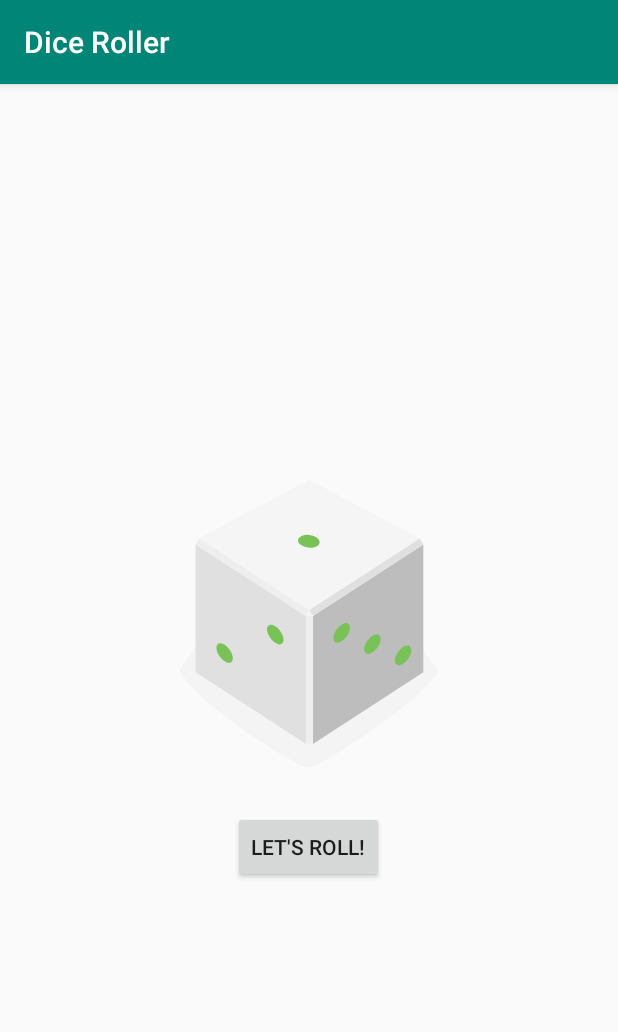
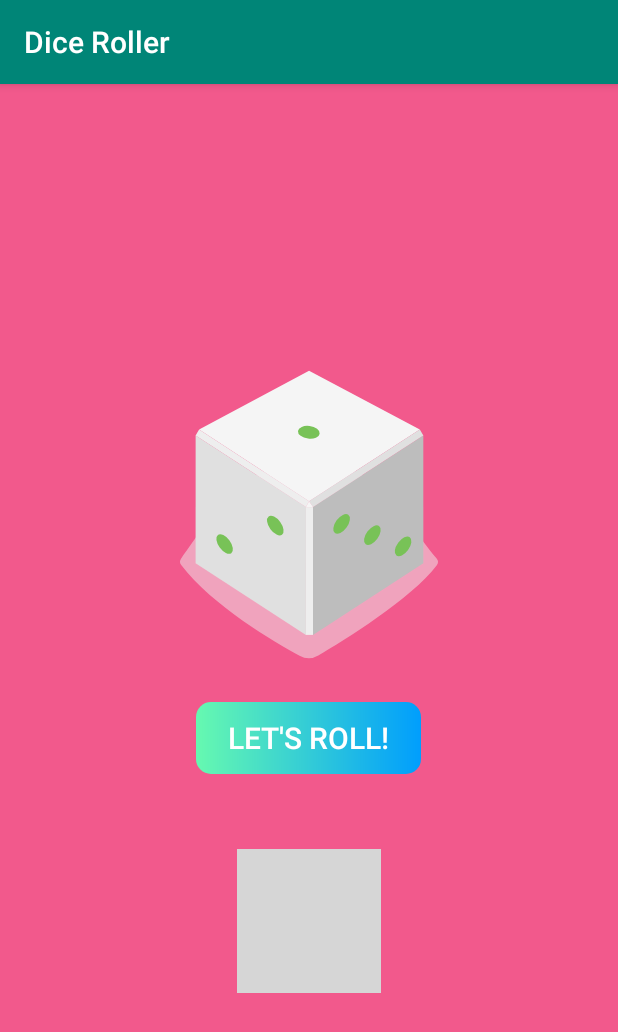
Before and after one commit to AntonellaMorittu/RollDice, an Android app: the screen it shows after launch (MainActivity), on a phone screen of 412 x 824 dp. Shown: the top 1032 px of the screen. Run offline under Robolectric (Android 15) with nearby library versions, the phone set to English and light mode, and no system bars; our stand-ins replace RxJava; libraries missing offline, so code that uses them is left out: com.jakewharton.rxbinding3; 2 statements that could not run were skipped; grey boxes are pictures that could not be loaded.

Commit message:
implement separation of concern

```diff
--- a/app/build.gradle
+++ b/app/build.gradle
@@ -20,11 +20,14 @@ android {
             proguardFiles getDefaultProguardFile('proguard-android-optimize.txt'), 'proguard-rules.pro'
         }
     }
+
 }
+
+
 
 dependencies {
     implementation fileTree(dir: 'libs', include: ['*.jar'])
-    implementation"org.jetbrains.kotlin:kotlin-stdlib-jdk7:$kotlin_version"
+    implementation "org.jetbrains.kotlin:kotlin-stdlib-jdk7:$kotlin_version"
     implementation 'androidx.appcompat:appcompat:1.0.0'
     implementation 'androidx.core:core-ktx:1.1.0-alpha04'
     implementation 'androidx.constraintlayout:constraintlayout:1.1.3'
--- a/app/src/main/AndroidManifest.xml
+++ b/app/src/main/AndroidManifest.xml
@@ -9,6 +9,8 @@
             android:roundIcon="@mipmap/ic_launcher_round"
             android:supportsRtl="true"
             android:theme="@style/AppTheme">
+        <activity android:name=".AboutMeActivity">
+        </activity>
         <activity android:name=".MainActivity">
             <intent-filter>
                 <action android:name="android.intent.action.MAIN"/>
--- /dev/null
+++ b/app/src/main/res/drawable/custom_button.xml
@@ -0,0 +1,8 @@
+<?xml version="1.0" encoding="utf-8"?>
+<shape xmlns:android="http://schemas.android.com/apk/res/android" android:shape="rectangle">
+
+    <gradient android:startColor="#66F9B0" android:endColor="#009EFD"/>
+
+    <corners android:radius="10dp"/>
+
+</shape>
--- /dev/null
+++ b/app/src/main/res/drawable/custom_button2.xml
@@ -0,0 +1,8 @@
+<?xml version="1.0" encoding="utf-8"?>
+<shape xmlns:android="http://schemas.android.com/apk/res/android" android:shape="rectangle">
+
+    <gradient android:startColor="#009EFD" android:endColor="#66F9B0"/>
+
+    <corners android:radius="10dp"/>
+
+</shape>
--- a/app/src/main/res/layout/activity_main.xml
+++ b/app/src/main/res/layout/activity_main.xml
@@ -1,24 +1,46 @@
 <?xml version="1.0" encoding="utf-8"?>
+
+
 <LinearLayout xmlns:android="http://schemas.android.com/apk/res/android"
-              xmlns:tools="http://schemas.android.com/tools"
+              xmlns:app="http://schemas.android.com/apk/res-auto" xmlns:tools="http://schemas.android.com/tools"
+              android:id="@+id/layout"
               android:layout_width="match_parent"
-              android:layout_height="wrap_content"
-              android:layout_gravity="center_vertical"
+              android:layout_height="match_parent"
+              android:background="#f2598c"
+              android:gravity="center_vertical"
               android:orientation="vertical"
-              tools:context=".MainActivity">
+              tools:context=".MainActivity" android:visibility="visible">
 
     <ImageView
             android:id="@+id/dice_image"
             android:layout_width="wrap_content"
             android:layout_height="wrap_content"
             android:layout_gravity="center_horizontal"
-            android:src="@drawable/dice_1" />
+            android:src="@drawable/dice_1"
+            tools:src="@drawable/dice_1" android:contentDescription="TODO"/>
 
     <Button
             android:id="@+id/roll_button"
+            android:layout_width="150sp"
+            android:layout_height="wrap_content"
+            android:layout_gravity="center_horizontal"
+            android:text="@string/roll"
+            android:textSize="20sp"
+            android:textColor="#FFFFFF"
+            android:background="@drawable/custom_button"
+            style="?android:attr/borderlessButtonStyle"/>
+
+    <ImageButton
             android:layout_width="wrap_content"
             android:layout_height="wrap_content"
+            app:srcCompat="@drawable/lb_ic_nav_arrow"
+            android:text="@string/more"
+            android:id="@+id/more_button"
+            android:textAlignment="center"
             android:layout_gravity="center_horizontal"
-            android:text="@string/roll"/>
+            android:textColor="@color/peach"
+            android:background="@drawable/custom_button2"
+            android:textStyle="bold"
+            android:layout_marginTop="50sp"/>
 
 </LinearLayout>
--- a/app/src/main/res/values/colors.xml
+++ b/app/src/main/res/values/colors.xml
@@ -2,5 +2,6 @@
 <resources>
     <color name="colorPrimary">#008577</color>
     <color name="colorPrimaryDark">#00574B</color>
-    <color name="colorAccent">#D81B60</color>
+    <color name="colorAccent">#8724DA</color>
+    <color name="peach">#f2598c</color>
 </resources>
--- a/build.gradle
+++ b/build.gradle
@@ -7,6 +7,7 @@ buildscript {
         jcenter()
 
     }
+
     dependencies {
         classpath 'com.android.tools.build:gradle:3.3.2'
         classpath "org.jetbrains.kotlin:kotlin-gradle-plugin:$kotlin_version"
```
Also changed, not shown: app/src/main/java/se/thetc/diceroller/AboutMeActivity.kt (added, +98 -0 lines), app/src/main/java/se/thetc/diceroller/MainActivity.kt (+28 -6 lines), app/src/main/res/layout/activity_about_me.xml (added, +60 -0 lines), app/src/main/res/values/dimens.xml (added, +9 -0 lines), app/src/main/res/values/strings.xml (+39 -0 lines), app/src/main/res/values/styles.xml (+7 -0 lines), app/src/main/res/font/roboto.ttf (added).
